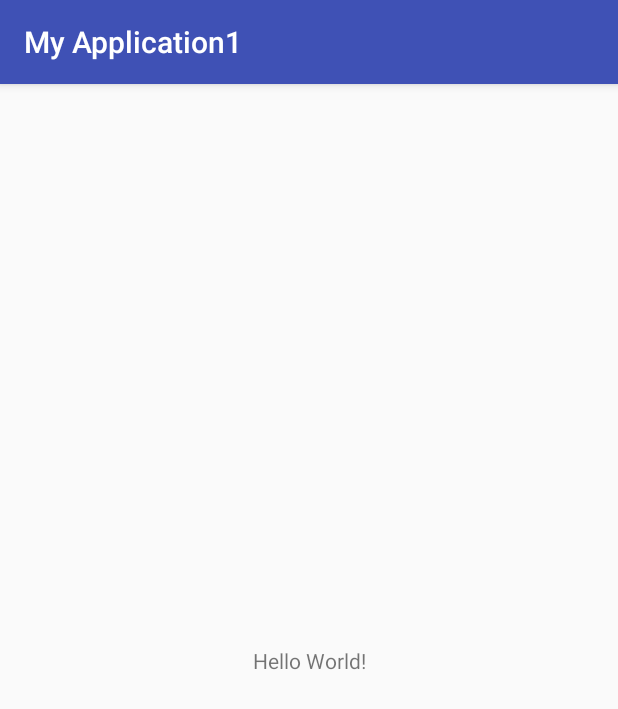
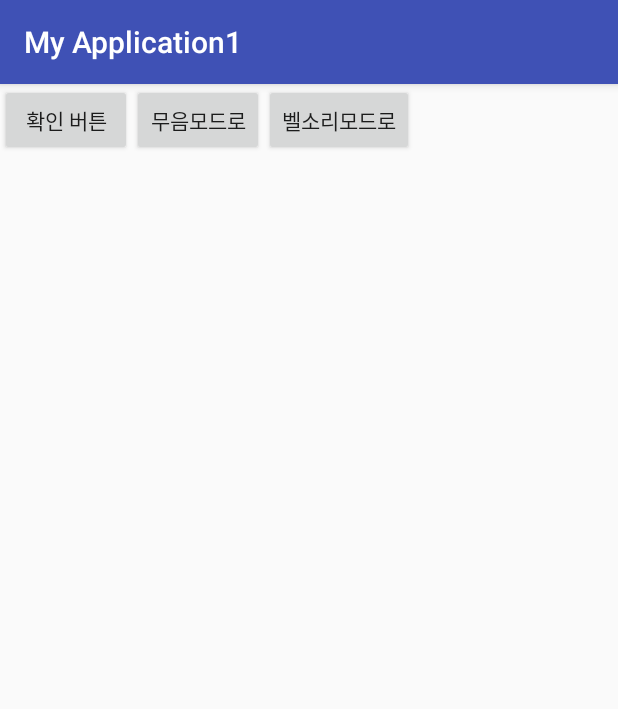
Before and after one commit to sonminho/aos, an Android app: the screen it shows after launch (MainActivity), on a phone screen of 412 x 824 dp. Shown: the top 709 px of the screen. Run offline under Robolectric (Android 15) with nearby library versions, the phone set to English and light mode, and no system bars.

Commit message:
2017/11/23 캡스톤 디자인 무음모드 해제 완료

```diff
--- a/Capston/myapplication/src/main/java/sm2no/myapplication/MainActivity.java
+++ b/Capston/myapplication/src/main/java/sm2no/myapplication/MainActivity.java
@@ -24,6 +24,5 @@ public class MainActivity extends AppCompatActivity {
         String str = intent.getStringExtra("userid");
 
         textView.setText(str + "님 로그인 되었습니다.");
-        Toast.makeText(this, gps.getLatitude()+"", Toast.LENGTH_LONG).show();
     }
 }
--- a/Capston/myapplication1/build.gradle
+++ b/Capston/myapplication1/build.gradle
@@ -6,8 +6,8 @@ android {
 
     defaultConfig {
         applicationId "sm2no.myapplication1"
-        minSdkVersion 23
-        targetSdkVersion 25
+        minSdkVersion 19
+        targetSdkVersion 19
         versionCode 1
         versionName "1.0"
 
--- a/Capston/myapplication1/src/main/java/sm2no/myapplication1/MainActivity.java
+++ b/Capston/myapplication1/src/main/java/sm2no/myapplication1/MainActivity.java
@@ -1,13 +1,65 @@
 package sm2no.myapplication1;
 
+import android.content.Context;
+import android.media.AudioManager;
 import android.support.v7.app.AppCompatActivity;
 import android.os.Bundle;
+import android.view.View;
+import android.widget.Button;
+import android.widget.Toast;
 
 public class MainActivity extends AppCompatActivity {
 
+    AudioManager mAudioManager;
+
+    Button btn, btn2, btn3;
     @Override
     protected void onCreate(Bundle savedInstanceState) {
         super.onCreate(savedInstanceState);
         setContentView(R.layout.activity_main);
+
+        btn = (Button) findViewById(R.id.btn);
+        btn2 = (Button) findViewById(R.id.btn2);
+        btn3 = (Button) findViewById(R.id.btn3);
+
+        mAudioManager = (AudioManager) getSystemService(Context.AUDIO_SERVICE);
+
+        btn.setOnClickListener(new View.OnClickListener() {
+            @Override
+            public void onClick(View view) {
+                sount_mode_check();
+            }
+        });
+
+        btn2.setOnClickListener(new View.OnClickListener() {
+            @Override
+            public void onClick(View view) {
+                mAudioManager.setRingerMode(AudioManager.RINGER_MODE_SILENT);
+                sount_mode_check();
+            }
+        });
+
+        btn3.setOnClickListener(new View.OnClickListener() {
+            @Override
+            public void onClick(View view) {
+                mAudioManager.setRingerMode(AudioManager.RINGER_MODE_VIBRATE);
+                sount_mode_check();
+            }
+        });
+    }
+
+    public void sount_mode_check() {
+        switch (mAudioManager.getRingerMode()) {
+            case AudioManager.RINGER_MODE_NORMAL:
+                Toast.makeText(this, "정상모드", Toast.LENGTH_SHORT).show();
+                break;
+            case AudioManager.RINGER_MODE_SILENT:
+                Toast.makeText(this, "무음모드", Toast.LENGTH_SHORT).show();
+                break;
+            case AudioManager.RINGER_MODE_VIBRATE:
+                Toast.makeText(this, "벨소리모드", Toast.LENGTH_SHORT).show();
+                break;
+
+        }
     }
 }
--- a/Capston/myapplication1/src/main/res/layout/activity_main.xml
+++ b/Capston/myapplication1/src/main/res/layout/activity_main.xml
@@ -1,13 +1,26 @@
 <?xml version="1.0" encoding="utf-8"?>
-<android.support.constraint.ConstraintLayout
+<LinearLayout
     xmlns:android="http://schemas.android.com/apk/res/android"
     xmlns:app="http://schemas.android.com/apk/res-auto"
     xmlns:tools="http://schemas.android.com/tools" android:layout_width="match_parent"
+    android:orientation="horizontal"
     android:layout_height="match_parent" tools:context="sm2no.myapplication1.MainActivity">
 
-    <TextView android:layout_width="wrap_content" android:layout_height="wrap_content"
-        android:text="Hello World!" app:layout_constraintBottom_toBottomOf="parent"
-        app:layout_constraintLeft_toLeftOf="parent" app:layout_constraintRight_toRightOf="parent"
-        app:layout_constraintTop_toTopOf="parent" />
+    <Button
+        android:id="@+id/btn"
+        android:layout_width="wrap_content"
+        android:layout_height="wrap_content"
+        android:text="확인 버튼"/>
 
-</android.support.constraint.ConstraintLayout>
+    <Button
+        android:id="@+id/btn2"
+        android:layout_width="wrap_content"
+        android:layout_height="wrap_content"
+        android:text="무음모드로"/>
+
+    <Button
+        android:id="@+id/btn3"
+        android:layout_width="wrap_content"
+        android:layout_height="wrap_content"
+        android:text="벨소리모드로"/>
+</LinearLayout>
```
Also changed, not shown: Capston/myapplication/src/main/java/sm2no/myapplication/MyFirebaseMessagingService.java (+89 -2 lines).
